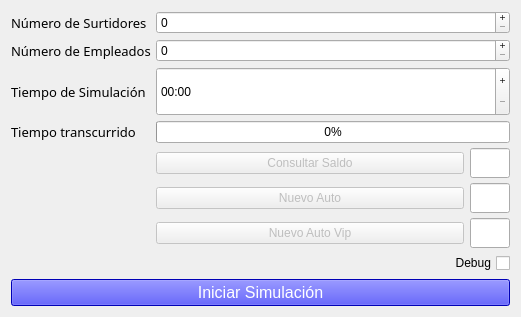
Old version of the form tp1/mainwindow.ui in the repository fedefarina/concu20141c.
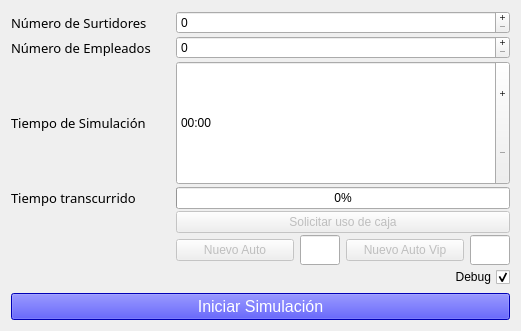
New version of the form.

Commit message: Cambio el boton para obtener saldo, ahora se muestra por consola el saldo, pongo el debug checkeado por defecto, arreglo el foco secuencial para cada componente

What changed in the file:
```diff
--- a/tp1/mainwindow.ui
+++ b/tp1/mainwindow.ui
@@ -10,7 +10,7 @@
     <x>0</x>
     <y>0</y>
     <width>521</width>
-    <height>317</height>
+    <height>331</height>
    </rect>
   </property>
   <property name="windowTitle">
@@ -38,6 +38,9 @@
    <layout class="QVBoxLayout" name="verticalLayout_2">
     <item>
      <layout class="QFormLayout" name="formLayout">
+      <property name="sizeConstraint">
+       <enum>QLayout::SetMinimumSize</enum>
+      </property>
       <property name="fieldGrowthPolicy">
        <enum>QFormLayout::AllNonFixedFieldsGrow</enum>
       </property>
@@ -45,16 +48,16 @@
        <enum>QFormLayout::WrapLongRows</enum>
       </property>
       <property name="labelAlignment">
-       <set>Qt::AlignLeading|Qt::AlignLeft|Qt::AlignTop</set>
+       <set>Qt::AlignLeading|Qt::AlignLeft|Qt::AlignVCenter</set>
       </property>
       <property name="formAlignment">
        <set>Qt::AlignCenter</set>
       </property>
       <property name="horizontalSpacing">
-       <number>5</number>
+       <number>25</number>
       </property>
       <property name="verticalSpacing">
-       <number>5</number>
+       <number>2</number>
       </property>
       <property name="bottomMargin">
        <number>0</number>
@@ -217,35 +220,13 @@
            <bool>false</bool>
           </property>
           <property name="text">
-           <string>Consultar Saldo</string>
-          </property>
-         </widget>
-        </item>
-        <item>
-         <widget class="QLineEdit" name="saldoEdit">
-          <property name="sizePolicy">
-           <sizepolicy hsizetype="Fixed" vsizetype="Fixed">
-            <horstretch>0</horstretch>
-            <verstretch>0</verstretch>
-           </sizepolicy>
-          </property>
-          <property name="minimumSize">
-           <size>
-            <width>0</width>
-            <height>30</height>
-           </size>
-          </property>
-          <property name="maximumSize">
-           <size>
-            <width>40</width>
-            <height>16777215</height>
-           </size>
+           <string>Solicitar uso de caja</string>
           </property>
          </widget>
         </item>
        </layout>
       </item>
-      <item row="8" column="1">
+      <item row="11" column="1">
        <layout class="QHBoxLayout" name="horizontalLayout">
         <property name="spacing">
          <number>6</number>
@@ -291,10 +272,45 @@
           </property>
          </widget>
         </item>
+        <item>
+         <widget class="QPushButton" name="nuevoAutoVipButton">
+          <property name="enabled">
+           <bool>false</bool>
+          </property>
+          <property name="text">
+           <string>Nuevo Auto Vip</string>
+          </property>
+         </widget>
+        </item>
+        <item>
+         <widget class="QLineEdit" name="capacidadVipEdit">
+          <property name="sizePolicy">
+           <sizepolicy hsizetype="Fixed" vsizetype="Fixed">
+            <horstretch>0</horstretch>
+            <verstretch>0</verstretch>
+           </sizepolicy>
+          </property>
+          <property name="minimumSize">
+           <size>
+            <width>0</width>
+            <height>30</height>
+           </size>
+          </property>
+          <property name="maximumSize">
+           <size>
+            <width>40</width>
+            <height>30</height>
+           </size>
+          </property>
+         </widget>
+        </item>
        </layout>
       </item>
-      <item row="10" column="1">
+      <item row="12" column="1">
        <layout class="QHBoxLayout" name="horizontalLayout_3">
+        <property name="spacing">
+         <number>0</number>
+        </property>
         <property name="bottomMargin">
          <number>0</number>
         </property>
@@ -343,6 +359,9 @@
           <property name="checkable">
            <bool>true</bool>
           </property>
+          <property name="checked">
+           <bool>true</bool>
+          </property>
           <property name="tristate">
            <bool>true</bool>
           </property>
@@ -350,48 +369,6 @@
         </item>
        </layout>
       </item>
-      <item row="9" column="1">
-       <layout class="QHBoxLayout" name="horizontalLayout_7">
-        <property name="spacing">
-         <number>6</number>
-        </property>
-        <property name="bottomMargin">
-         <number>0</number>
-        </property>
-        <item>
-         <widget class="QPushButton" name="nuevoAutoVipButton">
-          <property name="enabled">
-           <bool>false</bool>
-          </property>
-          <property name="text">
-           <string>Nuevo Auto Vip</string>
-          </property>
-         </widget>
-        </item>
-        <item>
-         <widget class="QLineEdit" name="capacidadVipEdit">
-          <property name="sizePolicy">
-           <sizepolicy hsizetype="Fixed" vsizetype="Fixed">
-            <horstretch>0</horstretch>
-            <verstretch>0</verstretch>
-           </sizepolicy>
-          </property>
-          <property name="minimumSize">
-           <size>
-            <width>0</width>
-            <height>30</height>
-           </size>
-          </property>
-          <property name="maximumSize">
-           <size>
-            <width>40</width>
-            <height>30</height>
-           </size>
-          </property>
-         </widget>
-        </item>
-       </layout>
-      </item>
      </layout>
     </item>
     <item>
```
The commit also changes 2 other files.
